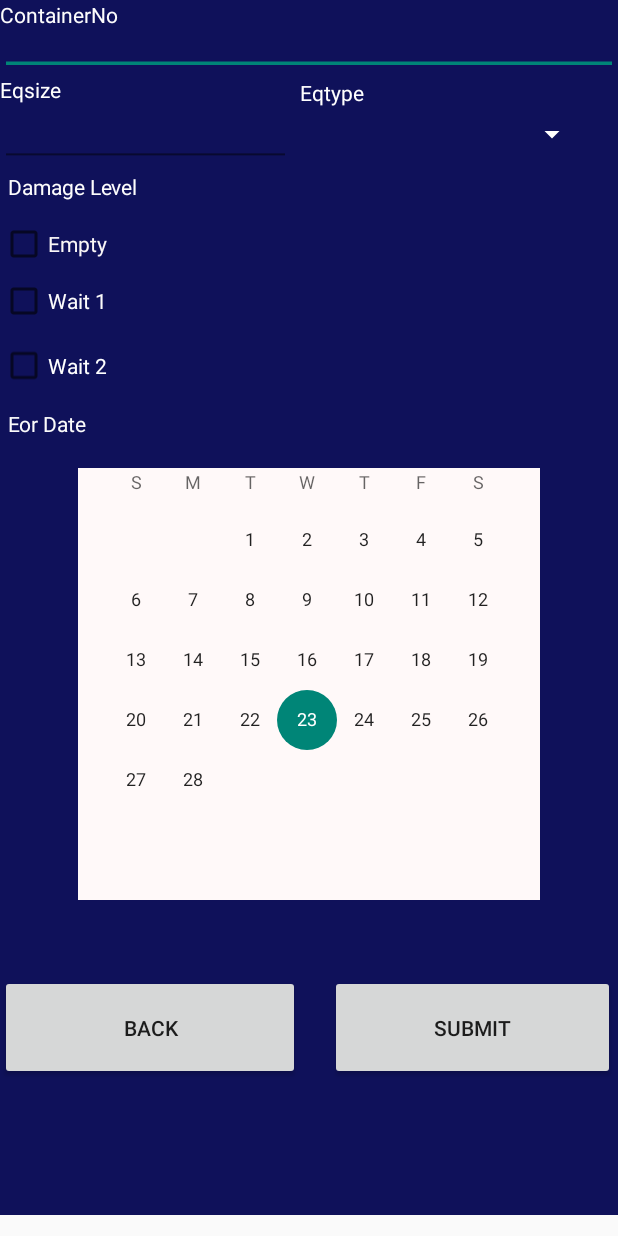
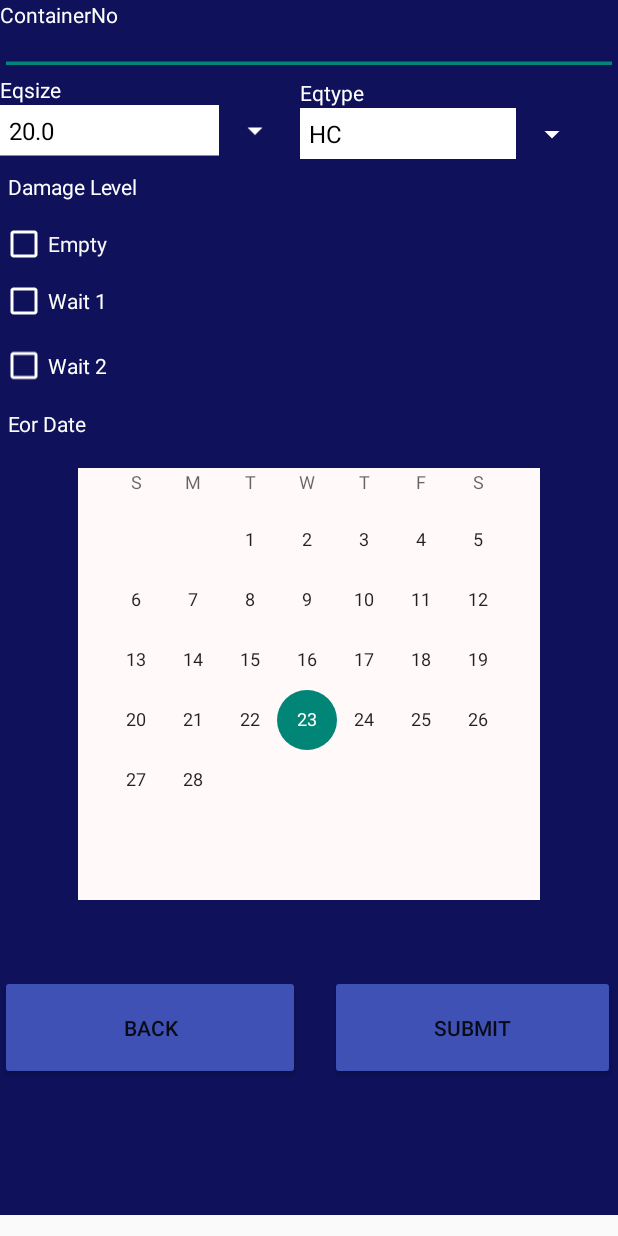
Before and after one commit to bunnybunbun37204/app_pkarn, an Android app: the GateInActivity screen opened directly, with no data from a screen before it, on a phone screen of 412 x 824 dp. Run offline under Robolectric (Android 15) with nearby library versions, the phone set to English and light mode, and no system bars; libraries missing offline, so code that uses them is left out: com.apollographql.apollo3.

Commit message:
add gatein func

```diff
--- a/app/src/main/java/com/example/dolpjinjunior/GateInActivity.kt
+++ b/app/src/main/java/com/example/dolpjinjunior/GateInActivity.kt
@@ -1,11 +1,144 @@
 package com.example.dolpjinjunior
 
+import android.annotation.SuppressLint
 import android.os.Bundle
+import android.util.Log
+import android.view.View
+import android.widget.*
 import androidx.appcompat.app.AppCompatActivity
+import androidx.lifecycle.lifecycleScope
+import com.apollographql.apollo3.ApolloClient
+import com.apollographql.apollo3.exception.ApolloException
+import com.example.dolpjinjunior.utils.Config
+import com.example.dolpjinjunior.utils.Utils
+import java.text.SimpleDateFormat
+import java.util.*
 
 class GateInActivity : AppCompatActivity() {
+    @SuppressLint("SimpleDateFormat")
     override fun onCreate(savedInstanceState: Bundle?) {
         super.onCreate(savedInstanceState)
         super.setContentView(R.layout.gatein_activity)
+
+        var eqtype : String = "HC"
+        var eqsize : Float = 20f
+        var damage_level : String = ""
+        var endDate : String = ""
+        val finishDate : String = ""
+
+        val calendarView : CalendarView = findViewById(R.id.calendarView)
+        val date = Calendar.getInstance().time
+        val formatter = SimpleDateFormat("yyyy.M.dd") //or use getDateInstance()
+        var formatDate = formatter.format(date)
+
+        val eqtypeoptionSpinner : Spinner = findViewById(R.id.eqtype)
+        val eqsizeoptionSpinner : Spinner = findViewById(R.id.eqsize)
+        val containerEditText : EditText = findViewById(R.id.container_id)
+        val empty_check : CheckBox = findViewById(R.id.emptyCheck)
+        val wait1_check : CheckBox = findViewById(R.id.wait1_check)
+        val wait2_check : CheckBox = findViewById(R.id.wait2_check)
+        val submitBtn : Button = findViewById(R.id.submit_btn1)
+
+        val eqtypeOption = arrayOf("HC", "GP")
+        val eqsizeOption = arrayOf(20f, 40f)
+
+        eqtypeoptionSpinner.adapter = ArrayAdapter<String>(this, R.layout.spinner_item, eqtypeOption)
+        eqsizeoptionSpinner.adapter = ArrayAdapter(this, R.layout.spinner_item, eqsizeOption)
+
+        eqtypeoptionSpinner.onItemSelectedListener = object : AdapterView.OnItemSelectedListener {
+            override fun onItemSelected(p0: AdapterView<*>?, p1: View?, p2: Int, p3: Long) {
+                Log.d("LOG-DeBUGGER","Int ps : $p2")
+                eqtype = eqtypeOption[p2]
+            }
+
+            override fun onNothingSelected(p0: AdapterView<*>?) {
+                eqtype = "HC"
+            }
+        }
+
+        eqsizeoptionSpinner.onItemSelectedListener = object : AdapterView.OnItemSelectedListener {
+            override fun onItemSelected(p0: AdapterView<*>?, p1: View?, p2: Int, p3: Long) {
+                eqsize = eqsizeOption[p2]
+            }
+
+            override fun onNothingSelected(p0: AdapterView<*>?) {
+                eqsize = 20f
+            }
+        }
+
+
+        calendarView.setOnDateChangeListener { calendarView, i, i2, i3 ->
+            formatDate = "$i.${i2+1}.$i3"
+        }
+
+
+        submitBtn.setOnClickListener {
+            when {
+                empty_check.isChecked -> {
+                    Log.d("LOG-DEBUGGER", "EMPTY")
+                    damage_level = "Empty"
+                }
+                wait1_check.isChecked -> {
+                    Log.d("LOG-DEBUGGER", "WAIT1")
+                    damage_level = "Wait1"
+                }
+                wait2_check.isChecked -> {
+                    Log.d("LOG-DEBUGGER", "WAIT2")
+                    damage_level = "Wait2"
+                }
+            }
+
+            when (damage_level) {
+                "Empty" -> endDate = calculateDateEnd(formatDate, 3)
+                "Wait1" -> endDate = calculateDateEnd(formatDate, 5)
+                "Wait2" -> endDate = calculateDateEnd(formatDate, 30)
+            }
+
+            val GRAPH_URL = "http://192.168.1.31:4000/"
+            val container_id : String = containerEditText.text.toString()
+            Log.d("LOG-DEBUGGER", "ID : $container_id SIZE : $eqsize Type : $eqtype" +
+                    " Start Date : $formatDate End Date $endDate Damage Level $damage_level")
+
+            lifecycleScope.launchWhenResumed {
+                val result = try {
+                    ApolloClient.Builder()
+                        .serverUrl(GRAPH_URL)
+                        .build()
+                        .mutation(AddContainerMutation(
+                            container_id,
+                            eqsize.toDouble(),
+                            eqtype,
+                            damage_level,
+                            formatDate,
+                            endDate,
+                            finishDate,
+                            false
+                        )).addHttpHeader("authorization",Config.USER_TOKEN.toString()).execute()
+                } catch (err : ApolloException) {
+                    throw err
+                }
+                Utils.makeToast(this@GateInActivity, "Saved Data!!", Toast.LENGTH_SHORT)
+                Log.d("LOG-DEBUGGER", "DATA : ${result.data}")
+            }
+        }
+
+    }
+
+    private fun calculateDateEnd(startDate : String, dayAdd : Int) : String {
+        val array_date = startDate.split(".")
+        val month = array_date[1].toInt()
+        val day = array_date[2].toInt()
+        val end_date = day + dayAdd
+
+        return if (end_date > 28 && month == 2) {
+            "${array_date[0]}.3.${end_date - 28}"
+        } else if (end_date > 31 &&
+            (month == 1 || month == 3 || month == 5 || month == 7 || month == 8 || month == 10 || month == 12)) {
+            "${array_date[0]}.${month + 1}.${end_date - 31}"
+        } else if (end_date > 30 ) {
+            "${array_date[0]}.${month + 1}.${end_date - 30}"
+        } else {
+            "${array_date[0]}.${month}.${end_date}"
+        }
     }
 }
--- a/app/src/main/res/layout/gatein_activity.xml
+++ b/app/src/main/res/layout/gatein_activity.xml
@@ -22,7 +22,7 @@
                     android:textColor="#FDFDFD" />
 
                 <EditText
-                    android:id="@+id/editTextTextPersonName10id"
+                    android:id="@+id/container_id"
                     android:layout_width="match_parent"
                     android:layout_height="wrap_content"
                     android:ems="10"
@@ -41,10 +41,11 @@
                     android:translationY="-15dp"
                     app:drawableTint="@color/white" />
 
-                <EditText
-                    android:id="@+id/editTextTextPersonName2"
+                <Spinner
+                    android:id="@+id/eqsize"
                     android:layout_width="194dp"
                     android:layout_height="wrap_content"
+                    android:backgroundTint="#FFFFFF"
                     android:ems="10"
                     android:inputType="textPersonName"
                     android:minHeight="48dp"
@@ -61,7 +62,7 @@
                     android:translationY="-80dp" />
 
                 <Spinner
-                    android:id="@+id/editTextTextPersonName3"
+                    android:id="@+id/eqtype"
                     android:layout_width="192dp"
                     android:layout_height="wrap_content"
                     android:backgroundTint="#FFFFFF"
@@ -82,27 +83,30 @@
                     android:translationY="-85dp" />
 
                 <CheckBox
-                    android:id="@+id/checkBox7"
+                    android:id="@+id/emptyCheck"
                     android:layout_width="match_parent"
                     android:layout_height="wrap_content"
+                    android:buttonTint="#FFFFFF"
                     android:minHeight="48dp"
                     android:text="Empty"
                     android:textColor="#FAF7F7"
                     android:translationY="-80dp" />
 
                 <CheckBox
-                    android:id="@+id/checkBox8"
+                    android:id="@+id/wait1_check"
                     android:layout_width="match_parent"
                     android:layout_height="wrap_content"
+                    android:buttonTint="#FFFFFF"
                     android:minHeight="48dp"
                     android:text="Wait 1"
                     android:textColor="#FBFBFB"
                     android:translationY="-90dp" />
 
                 <CheckBox
-                    android:id="@+id/checkBox9"
+                    android:id="@+id/wait2_check"
                     android:layout_width="match_parent"
                     android:layout_height="wrap_content"
+                    android:buttonTint="#FFFFFF"
                     android:minHeight="48dp"
                     android:text="Wait 2"
                     android:textColor="#FFFFFF"
@@ -130,17 +134,19 @@
                     android:translationY="-70dp" />
 
                 <Button
-                    android:id="@+id/button6"
+                    android:id="@+id/back_btn1"
                     android:layout_width="200dp"
                     android:layout_height="70dp"
+                    android:backgroundTint="#3F51B5"
                     android:text="@string/gotosecond"
                     android:translationY="-20dp" />
 
                 <Button
-                    android:id="@+id/button7"
+                    android:id="@+id/submit_btn1"
                     android:layout_width="190dp"
                     android:layout_height="70dp"
                     android:layout_gravity="left"
+                    android:backgroundTint="#3F51B5"
                     android:text="@string/gotofour"
                     android:translationX="220dp"
                     android:translationY="-90dp" />
--- /dev/null
+++ b/app/src/main/res/layout/spinner_item.xml
@@ -0,0 +1,11 @@
+<?xml version="1.0" encoding="utf-8"?>
+
+<TextView
+    xmlns:android="http://schemas.android.com/apk/res/android"
+    android:layout_width="match_parent"
+    android:layout_height="wrap_content"
+    android:textSize="16sp"
+    android:textColor="@color/black"
+    android:background="@color/white"
+    android:padding="6dip"
+    />
```
Also changed, not shown: app/src/main/graphql/com/example/dolpjinjunior/schema.json (+48 -0 lines), 1 other file.
